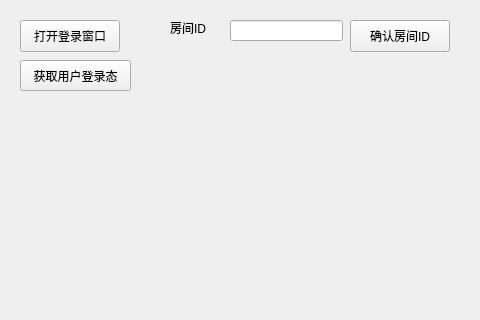
This is src/ui/menu/LoginBilibili.ui in 1171511595/M7GA as Qt 5 draws it before an edit; both pictures show x 0 to 480 and y 0 to 320 of the 480 by 640 pixel window. The edited form follows.
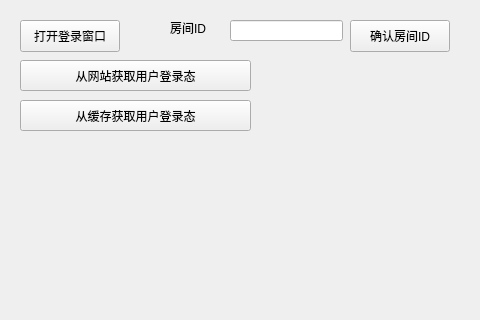
This is the edited form.

Commit message: 增加对用户态缓存文件读取的支持和Linux环境下代理的支持

```diff
--- a/src/ui/menu/LoginBilibili.ui
+++ b/src/ui/menu/LoginBilibili.ui
@@ -31,12 +31,12 @@
     <rect>
      <x>20</x>
      <y>60</y>
-     <width>111</width>
+     <width>231</width>
      <height>31</height>
     </rect>
    </property>
    <property name="text">
-    <string>获取用户登录态</string>
+    <string>从网站获取用户登录态</string>
    </property>
   </widget>
   <widget class="QPushButton" name="pushButton_closeBilibiliWinodw">
@@ -88,6 +88,19 @@
     <string>房间ID</string>
    </property>
   </widget>
+  <widget class="QPushButton" name="pushButton_fileGetBilibiliSESSDATA">
+   <property name="geometry">
+    <rect>
+     <x>20</x>
+     <y>100</y>
+     <width>231</width>
+     <height>31</height>
+    </rect>
+   </property>
+   <property name="text">
+    <string>从缓存获取用户登录态</string>
+   </property>
+  </widget>
  </widget>
  <resources/>
  <connections/>
```
The commit also changes 5 other files.
